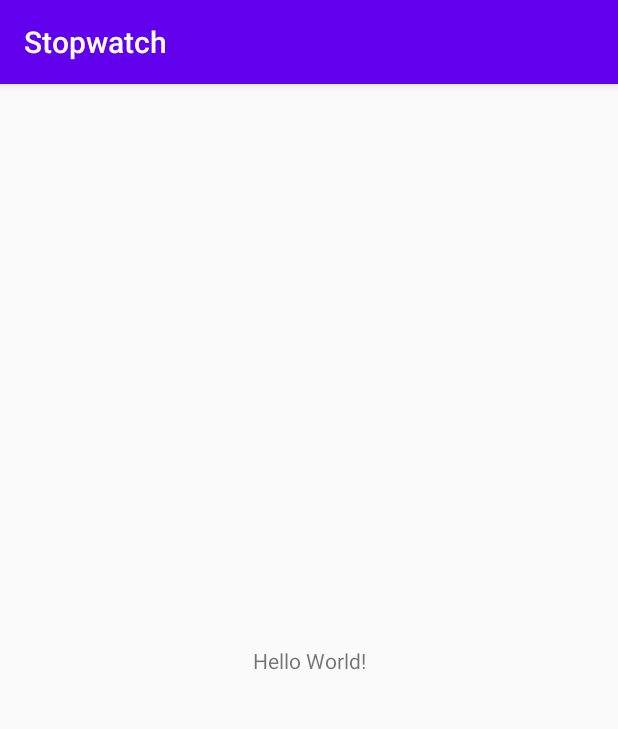
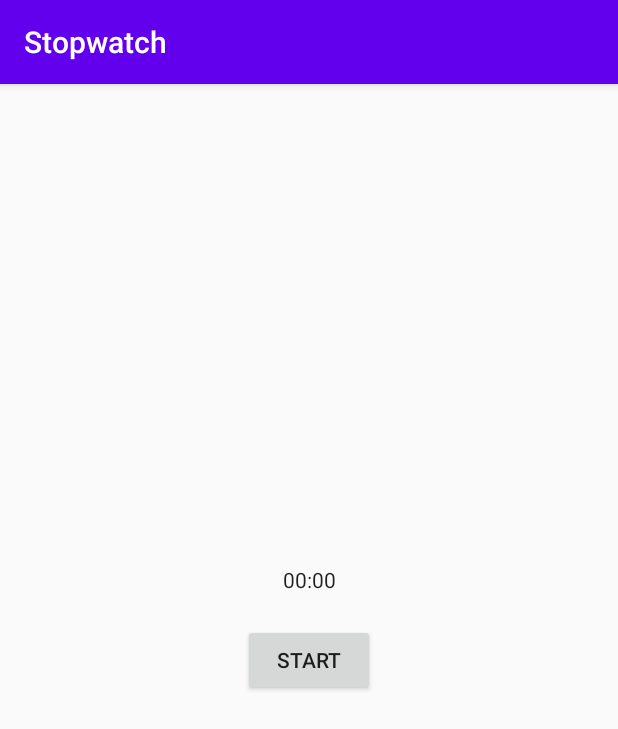
Before and after one commit to GarrettShorr/Stopwatch-2020, an Android app: the screen it shows after launch (MainActivity), on a phone screen of 412 x 824 dp. Shown: the top 729 px of the screen. Run offline under Robolectric (Android 15) with nearby library versions, the phone set to English and light mode, and no system bars.

Commit message:
Added chronometer widget and start button to xml

```diff
--- a/app/src/main/res/layout/activity_main.xml
+++ b/app/src/main/res/layout/activity_main.xml
@@ -6,13 +6,24 @@
     android:layout_height="match_parent"
     tools:context=".MainActivity">
 
-    <TextView
+    <Chronometer
         android:layout_width="wrap_content"
         android:layout_height="wrap_content"
-        android:text="Hello World!"
+        android:layout_marginBottom="20dp"
+        app:layout_constraintBottom_toTopOf="@+id/button"
+        app:layout_constraintEnd_toEndOf="parent"
+        app:layout_constraintHorizontal_bias="0.5"
+        app:layout_constraintStart_toStartOf="parent" />
+
+    <Button
+        android:id="@+id/button"
+        android:layout_width="wrap_content"
+        android:layout_height="wrap_content"
+        android:text="START"
         app:layout_constraintBottom_toBottomOf="parent"
-        app:layout_constraintLeft_toLeftOf="parent"
-        app:layout_constraintRight_toRightOf="parent"
+        app:layout_constraintEnd_toEndOf="parent"
+        app:layout_constraintHorizontal_bias="0.5"
+        app:layout_constraintStart_toStartOf="parent"
         app:layout_constraintTop_toTopOf="parent" />
 
 </androidx.constraintlayout.widget.ConstraintLayout>
```
